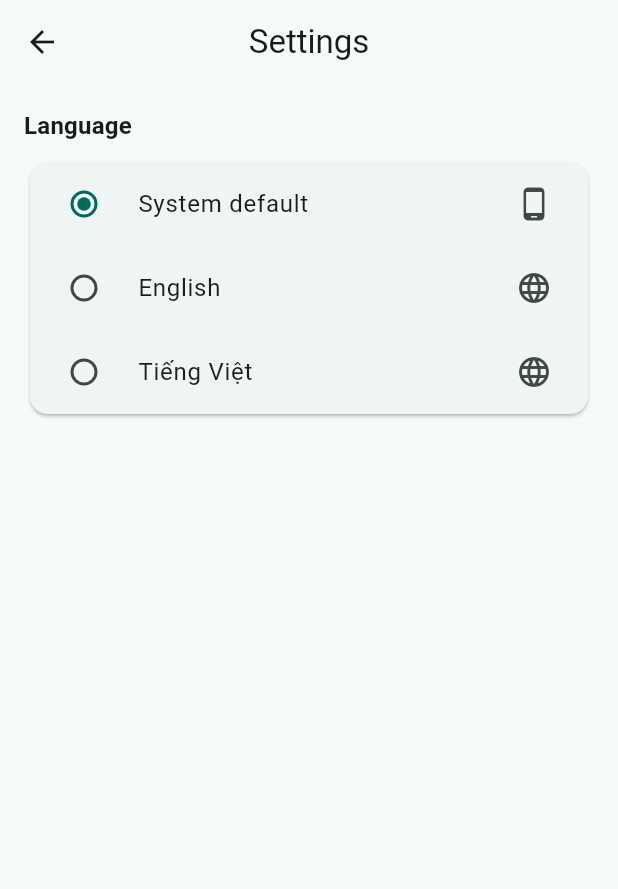
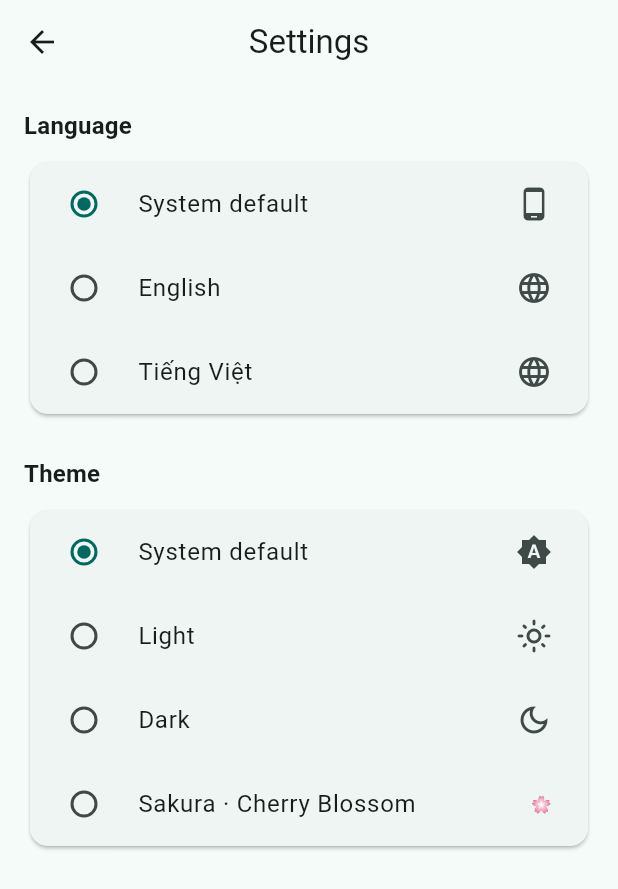
Before and after one commit to tungtt30/Chiti, a Flutter app: the screen it shows after launch, after a tap on the "settings" icon, on a phone screen of 412 x 824 dp. Shown: the top 889 px of the screen. Run offline on Flutter 3.47's test engine with Material 3 defaults, Android fonts, the light colour scheme and no system bars; our stand-ins replace flutter_riverpod, share_plus, shared_preferences, sqflite; missing offline and left inert: gal, home_widget, quick_actions; accounts and stored records are empty.

Commit message:
feat: theme support with petals animation

```diff
--- a/lib/l10n/app_en.arb
+++ b/lib/l10n/app_en.arb
@@ -25,6 +25,12 @@
 
   "settingsTitle": "Settings",
   "languageSectionTitle": "Language",
+  "themeSectionTitle": "Theme",
+  "themeLight": "Light",
+  "themeDark": "Dark",
+  "themeSakura": "Sakura · Cherry Blossom",
+  "petalsToggle": "Falling petals",
+  "petalsHint": "Turn off to save battery",
   "systemDefault": "System default",
   "englishLanguage": "English",
   "vietnameseLanguage": "Tiếng Việt",
--- a/lib/l10n/app_localizations.dart
+++ b/lib/l10n/app_localizations.dart
@@ -163,6 +163,42 @@ abstract class AppLocalizations {
   /// In en, this message translates to:
   /// **'Language'**
   String get languageSectionTitle;
+
+  /// No description provided for @themeSectionTitle.
+  ///
+  /// In en, this message translates to:
+  /// **'Theme'**
+  String get themeSectionTitle;
+
+  /// No description provided for @themeLight.
+  ///
+  /// In en, this message translates to:
+  /// **'Light'**
+  String get themeLight;
+
+  /// No description provided for @themeDark.
+  ///
+  /// In en, this message translates to:
+  /// **'Dark'**
+  String get themeDark;
+
+  /// No description provided for @themeSakura.
+  ///
+  /// In en, this message translates to:
+  /// **'Sakura · Cherry Blossom'**
+  String get themeSakura;
+
+  /// No description provided for @petalsToggle.
+  ///
+  /// In en, this message translates to:
+  /// **'Falling petals'**
+  String get petalsToggle;
+
+  /// No description provided for @petalsHint.
+  ///
+  /// In en, this message translates to:
+  /// **'Turn off to save battery'**
+  String get petalsHint;
 
   /// No description provided for @systemDefault.
   ///
--- a/lib/l10n/app_localizations_en.dart
+++ b/lib/l10n/app_localizations_en.dart
@@ -43,6 +43,24 @@ class AppLocalizationsEn extends AppLocalizations {
 
   @override
   String get languageSectionTitle => 'Language';
+
+  @override
+  String get themeSectionTitle => 'Theme';
+
+  @override
+  String get themeLight => 'Light';
+
+  @override
+  String get themeDark => 'Dark';
+
+  @override
+  String get themeSakura => 'Sakura · Cherry Blossom';
+
+  @override
+  String get petalsToggle => 'Falling petals';
+
+  @override
+  String get petalsHint => 'Turn off to save battery';
 
   @override
   String get systemDefault => 'System default';
--- a/lib/l10n/app_localizations_vi.dart
+++ b/lib/l10n/app_localizations_vi.dart
@@ -43,6 +43,24 @@ class AppLocalizationsVi extends AppLocalizations {
 
   @override
   String get languageSectionTitle => 'Ngôn ngữ';
+
+  @override
+  String get themeSectionTitle => 'Giao diện';
+
+  @override
+  String get themeLight => 'Sáng';
+
+  @override
+  String get themeDark => 'Tối';
+
+  @override
+  String get themeSakura => 'Sakura · Hoa anh đào';
+
+  @override
+  String get petalsToggle => 'Cánh hoa rơi';
+
+  @override
+  String get petalsHint => 'Tắt để tiết kiệm pin';
 
   @override
   String get systemDefault => 'Theo hệ thống';
--- a/lib/l10n/app_vi.arb
+++ b/lib/l10n/app_vi.arb
@@ -21,6 +21,12 @@
 
   "settingsTitle": "Cài đặt",
   "languageSectionTitle": "Ngôn ngữ",
+  "themeSectionTitle": "Giao diện",
+  "themeLight": "Sáng",
+  "themeDark": "Tối",
+  "themeSakura": "Sakura · Hoa anh đào",
+  "petalsToggle": "Cánh hoa rơi",
+  "petalsHint": "Tắt để tiết kiệm pin",
   "systemDefault": "Theo hệ thống",
   "englishLanguage": "English",
   "vietnameseLanguage": "Tiếng Việt",
--- a/lib/main.dart
+++ b/lib/main.dart
@@ -6,12 +6,15 @@ import 'package:quick_actions/quick_actions.dart';
 
 import 'core/services/quick_actions_service.dart';
 import 'core/services/widget_service.dart';
+import 'core/theme/sakura_theme.dart';
 import 'l10n/app_localizations.dart';
 import 'presentation/screens/add_edit_expense_screen.dart';
 import 'presentation/screens/add_trip_screen.dart';
 import 'presentation/screens/trip_dashboard_screen.dart';
 import 'presentation/screens/trip_detail_screen.dart';
+import 'presentation/widgets/petals_animation.dart';
 import 'providers/locale_provider.dart';
+import 'providers/theme_provider.dart';
 
 void main() {
   WidgetsFlutterBinding.ensureInitialized();
@@ -114,27 +117,51 @@ class _MyAppState extends ConsumerState<MyApp> {
   @override
   Widget build(BuildContext context) {
     final locale = ref.watch(localeProvider);
+    final themeMode = ref.watch(themeProvider);
+    final petalsEnabled =
+        ref.watch(petalsEnabledProvider) && themeMode == AppThemeMode.sakura;
+
+    final lightTheme = ThemeData(
+      colorSchemeSeed: Colors.teal,
+      useMaterial3: true,
+      brightness: Brightness.light,
+    );
+    final darkTheme = ThemeData(
+      colorSchemeSeed: Colors.teal,
+      useMaterial3: true,
+      brightness: Brightness.dark,
+    );
+    final isSakura = themeMode == AppThemeMode.sakura;
 
     return MaterialApp(
       navigatorKey: _navigatorKey,
       onGenerateTitle: (context) =>
           AppLocalizations.of(context)?.appTitle ?? 'Chiti',
       debugShowCheckedModeBanner: false,
-      theme: ThemeData(
-        colorSchemeSeed: Colors.teal,
-        useMaterial3: true,
-        brightness: Brightness.light,
-      ),
-      darkTheme: ThemeData(
-        colorSchemeSeed: Colors.teal,
-        useMaterial3: true,
-        brightness: Brightness.dark,
-      ),
-      themeMode: ThemeMode.system,
+      theme: isSakura ? SakuraTheme.themeData : lightTheme,
+      darkTheme: darkTheme,
+      themeMode: themeMode == AppThemeMode.system
+          ? ThemeMode.system
+          : themeMode == AppThemeMode.dark
+          ? ThemeMode.dark
+          : ThemeMode.light,
       locale: locale,
       supportedLocales: const [Locale('vi'), Locale('en')],
       localizationsDelegates: AppLocalizations.localizationsDelegates,
       home: const TripDashboardScreen(),
+      builder: (context, child) => Stack(
+        fit: StackFit.expand,
+        children: [
+          // Background layer: soft pink + falling petals sit BEHIND the
+          // Navigator's content (Scaffolds are transparent in the Sakura
+          // theme so this layer shows through everywhere).
+          if (isSakura)
+            Positioned.fill(
+              child: PetalField(enabled: petalsEnabled),
+            ),
+          ?child,
+        ],
+      ),
     );
   }
 }
--- a/lib/presentation/screens/settings_screen.dart
+++ b/lib/presentation/screens/settings_screen.dart
@@ -3,8 +3,10 @@ import 'package:flutter_riverpod/flutter_riverpod.dart';
 
 import '../../l10n/app_localizations.dart';
 import '../../providers/locale_provider.dart';
+import '../../providers/theme_provider.dart';
 
-/// App settings: in-app language switching (English / Tiếng Việt).
+/// App settings: in-app language switching (English / Tiếng Việt), theme
+/// selection (System / Light / Dark / Sakura) and the falling-petal toggle.
 class SettingsScreen extends ConsumerWidget {
   const SettingsScreen({super.key});
 
@@ -13,6 +15,8 @@ class SettingsScreen extends ConsumerWidget {
     final l10n = AppLocalizations.of(context)!;
     final locale = ref.watch(localeProvider);
     final selected = locale?.languageCode ?? 'system';
+    final themeMode = ref.watch(themeProvider);
+    final petalsEnabled = ref.watch(petalsEnabledProvider);
 
     return Scaffold(
       appBar: AppBar(title: Text(l10n.settingsTitle), centerTitle: true),
@@ -62,6 +66,61 @@ class SettingsScreen extends ConsumerWidget {
               ),
             ),
           ),
+          const SizedBox(height: 24),
+          Text(
+            l10n.themeSectionTitle,
+            style: Theme.of(context).textTheme.titleMedium?.copyWith(
+              fontWeight: FontWeight.bold,
+            ),
+          ),
+          const SizedBox(height: 8),
+          Card(
+            child: RadioGroup<AppThemeMode>(
+              groupValue: themeMode,
+              onChanged: (mode) {
+                if (mode != null) {
+                  ref.read(themeProvider.notifier).setMode(mode);
+                }
+              },
+              child: Column(
+                children: [
+                  RadioListTile<AppThemeMode>(
+                    value: AppThemeMode.system,
+                    title: Text(l10n.systemDefault),
+                    secondary: const Icon(Icons.brightness_auto),
+                  ),
+                  RadioListTile<AppThemeMode>(
+                    value: AppThemeMode.light,
+                    title: Text(l10n.themeLight),
+                    secondary: const Icon(Icons.light_mode_outlined),
+                  ),
+                  RadioListTile<AppThemeMode>(
+                    value: AppThemeMode.dark,
+                    title: Text(l10n.themeDark),
+                    secondary: const Icon(Icons.dark_mode_outlined),
+                  ),
+                  RadioListTile<AppThemeMode>(
+                    value: AppThemeMode.sakura,
+                    title: Text(l10n.themeSakura),
+                    secondary: const Text('🌸'),
+                  ),
+                ],
+              ),
+            ),
+          ),
+          if (themeMode == AppThemeMode.sakura) ...[
+            const SizedBox(height: 8),
+            Card(
+              child: SwitchListTile(
+                value: petalsEnabled,
+                onChanged: (v) =>
+                    ref.read(petalsEnabledProvider.notifier).setEnabled(v),
+                title: Text(l10n.petalsToggle),
+                subtitle: Text(l10n.petalsHint),
+                secondary: const Icon(Icons.air),
+              ),
+            ),
+          ],
         ],
       ),
     );
--- /dev/null
+++ b/lib/providers/theme_provider.dart
@@ -0,0 +1,90 @@
+import 'package:flutter_riverpod/flutter_riverpod.dart';
+import 'package:shared_preferences/shared_preferences.dart';
+
+const _themePrefsKey = 'app_theme_mode';
+const _petalsPrefsKey = 'app_petals_enabled';
+
+/// App theme choice. `null` follows the device system theme.
+enum AppThemeMode {
+  system,
+  light,
+  dark,
+  sakura;
+
+  static AppThemeMode fromValue(String? value) => switch (value) {
+    'light' => AppThemeMode.light,
+    'dark' => AppThemeMode.dark,
+    'sakura' => AppThemeMode.sakura,
+    _ => AppThemeMode.system,
+  };
+
+  String get value => switch (this) {
+    AppThemeMode.system => 'system',
+    AppThemeMode.light => 'light',
+    AppThemeMode.dark => 'dark',
+    AppThemeMode.sakura => 'sakura',
+  };
+}
+
+/// Active app theme + falling-petal toggle, persisted in shared_preferences.
+final themeProvider =
+    StateNotifierProvider<ThemeNotifier, AppThemeMode>(
+      (ref) => ThemeNotifier(),
+    );
+
+/// Whether the falling-petal background is enabled (only meaningful while the
+/// Sakura theme is active).
+final petalsEnabledProvider =
+    StateNotifierProvider<PetalsToggleNotifier, bool>(
+      (ref) => PetalsToggleNotifier(),
+    );
+
+class ThemeNotifier extends StateNotifier<AppThemeMode> {
+  ThemeNotifier() : super(AppThemeMode.system) {
+    _load();
+  }
+
+  Future<void> _load() async {
+    try {
+      final prefs = await SharedPreferences.getInstance();
+      state = AppThemeMode.fromValue(prefs.getString(_themePrefsKey));
+    } catch (_) {
+      // Keep the default.
+    }
+  }
+
+  Future<void> setMode(AppThemeMode mode) async {
+    state = mode;
+    try {
+      final prefs = await SharedPreferences.getInstance();
+      await prefs.setString(_themePrefsKey, mode.value);
+    } catch (_) {
+      // Best-effort.
+    }
+  }
+}
+
+class PetalsToggleNotifier extends StateNotifier<bool> {
+  PetalsToggleNotifier() : super(false) {
+    _load();
+  }
+
+  Future<void> _load() async {
+    try {
+      final prefs = await SharedPreferences.getInstance();
+      state = prefs.getBool(_petalsPrefsKey) ?? false;
+    } catch (_) {
+      // Keep the default.
+    }
+  }
+
+  Future<void> setEnabled(bool enabled) async {
+    state = enabled;
+    try {
+      final prefs = await SharedPreferences.getInstance();
+      await prefs.setBool(_petalsPrefsKey, enabled);
+    } catch (_) {
+      // Best-effort.
+    }
+  }
+}
```
Also changed, not shown: lib/core/theme/sakura_theme.dart (added, +68 -0 lines), lib/presentation/widgets/petals_animation.dart (added, +184 -0 lines), 3 other files.
